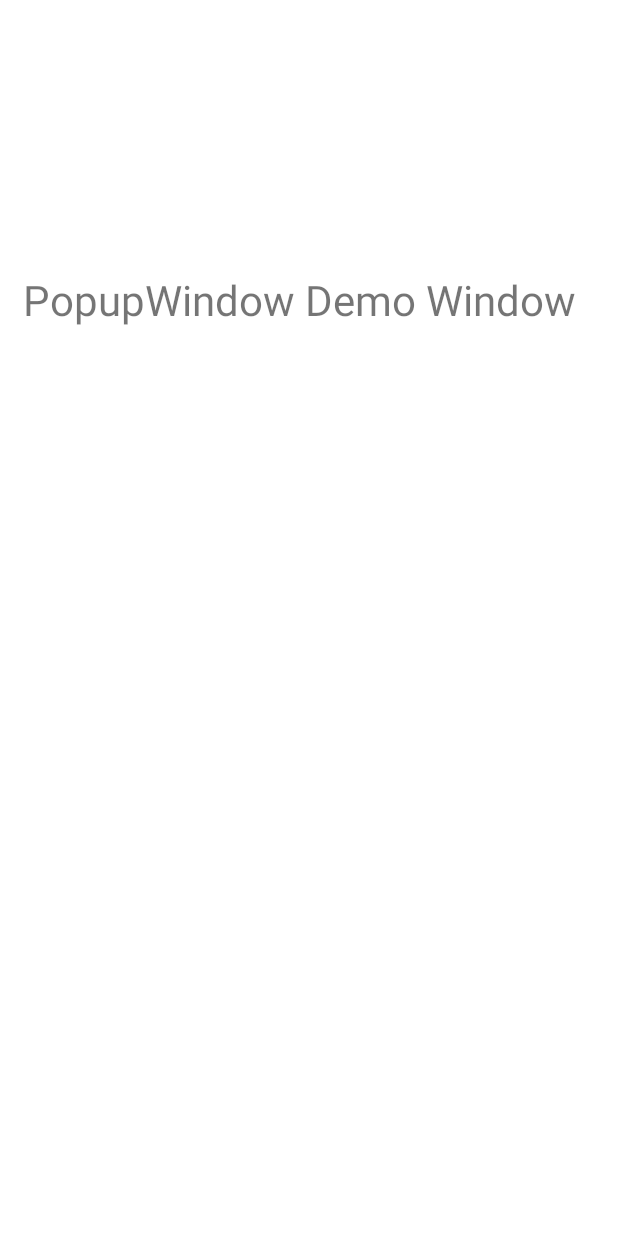
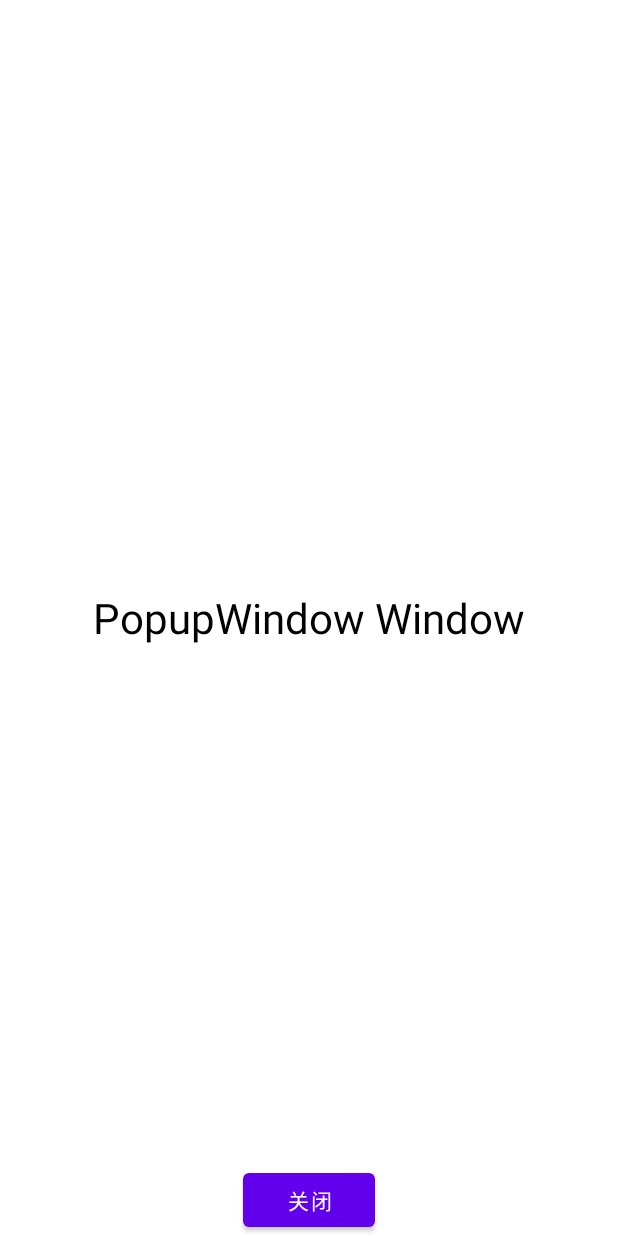
Before and after one commit to HeroKince/PriorityWindow, an Android app: the layout popup_demo.xml on its own in the app's theme, with its tools: preview values and no code run, on a phone screen of 412 x 824 dp. Run offline under Robolectric (Android 15) with nearby library versions, the phone set to English and light mode, and no system bars.

Commit message:
Demo测试

```diff
--- a/app/src/main/AndroidManifest.xml
+++ b/app/src/main/AndroidManifest.xml
@@ -19,7 +19,7 @@
 
         <activity
             android:name=".demo.DemoActivity"
-            android:theme="@style/AppThemeTransparent" />
+            android:theme="@style/dialog" />
 
     </application>
 
--- a/app/src/main/res/layout/popup_demo.xml
+++ b/app/src/main/res/layout/popup_demo.xml
@@ -1,14 +1,24 @@
 <?xml version="1.0" encoding="utf-8"?>
-<RelativeLayout xmlns:android="http://schemas.android.com/apk/res/android"
+<FrameLayout xmlns:android="http://schemas.android.com/apk/res/android"
     xmlns:app="http://schemas.android.com/apk/res-auto"
-    android:layout_width="400dp"
-    android:layout_height="400dp">
+    android:layout_width="match_parent"
+    android:layout_height="match_parent"
+    android:background="@color/white">
 
     <TextView
         android:layout_width="wrap_content"
         android:layout_height="wrap_content"
-        android:text="PopupWindow Demo Window"
-        android:textSize="28sp"
-        android:layout_centerInParent="true" />
+        android:layout_gravity="center"
+        android:text="PopupWindow Window"
+        android:textColor="@color/black"
+        android:textSize="28sp" />
 
-</RelativeLayout>
+    <Button
+        android:id="@+id/close"
+        android:layout_width="wrap_content"
+        android:layout_height="wrap_content"
+        android:layout_gravity="bottom|center_horizontal"
+        android:text="关闭"
+        android:textColor="@color/white" />
+
+</FrameLayout>
--- a/app/src/main/res/values/themes.xml
+++ b/app/src/main/res/values/themes.xml
@@ -15,12 +15,23 @@
         <!-- Customize your theme here. -->
     </style>
 
-    <style name="AppThemeTransparent" parent="Theme.AppCompat.Light.NoActionBar">
+    <style name="dialog" parent="@android:style/Theme.Dialog">
+        <!-- 去黑边 -->
+        <item name="android:windowFrame">@null</item>
+        <!-- 设置是否可滑动 -->
+        <item name="android:windowIsFloating">true</item>
+        <!-- 设置是否透明 -->
         <item name="android:windowIsTranslucent">true</item>
-        <item name="android:windowTranslucentNavigation">true</item>
-        <item name="android:windowFullscreen">false</item>
-        <item name="android:statusBarColor">@android:color/transparent</item>
-        <item name="android:windowAnimationStyle">@null</item>
+        <!-- 无标题 -->
+        <item name="android:windowNoTitle">true</item>
+        <!-- 背景 -->
+        <item name="android:background">@null</item>
+        <!-- 窗口背景 -->
+        <item name="android:windowBackground">@android:color/transparent</item>
+        <!-- 是否变暗 -->
+        <item name="android:backgroundDimEnabled">false</item>
+        <!-- 点击空白部分activity不消失 -->
+        <item name="android:windowCloseOnTouchOutside">false</item>
     </style>
 
 </resources>
```
Also changed, not shown: app/src/main/java/com/ext/priority/window/demo/DemoActivity.java (+3 -7 lines), app/src/main/java/com/ext/priority/window/demo/DemoDialog.java (+0 -14 lines), app/src/main/java/com/ext/priority/window/demo/DemoPopupWindow.java (+9 -9 lines), app/src/main/java/com/ext/priority/window/demo/TestActivity.java (+31 -11 lines), app/src/main/java/com/ext/priority/window/demo/WindowManager.java (deleted, +0 -26 lines), app/src/main/res/layout/activity_demo.xml (+11 -2 lines), 1 other file.
